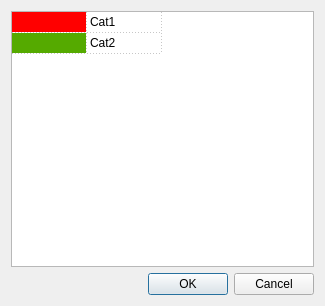
Above: mapillary_settings_dialog_base.ui from enricofer/go2mapillary before the change. Below: the same form after it.
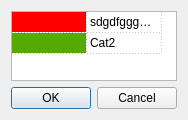
That is the form after the change.

Commit message: access token in settings

The edit to the form file:
```diff
--- a/mapillary_settings_dialog_base.ui
+++ b/mapillary_settings_dialog_base.ui
@@ -6,16 +6,34 @@
    <rect>
     <x>0</x>
     <y>0</y>
-    <width>325</width>
-    <height>306</height>
+    <width>174</width>
+    <height>118</height>
    </rect>
   </property>
+  <property name="sizePolicy">
+   <sizepolicy hsizetype="Expanding" vsizetype="Expanding">
+    <horstretch>0</horstretch>
+    <verstretch>0</verstretch>
+   </sizepolicy>
+  </property>
   <property name="windowTitle">
    <string>Dialog</string>
   </property>
   <layout class="QVBoxLayout" name="verticalLayout_3">
+   <property name="sizeConstraint">
+    <enum>QLayout::SetMinimumSize</enum>
+   </property>
    <item>
     <widget class="QTableWidget" name="tableWidget">
+     <property name="sizePolicy">
+      <sizepolicy hsizetype="Expanding" vsizetype="Expanding">
+       <horstretch>0</horstretch>
+       <verstretch>0</verstretch>
+      </sizepolicy>
+     </property>
+     <property name="sizeAdjustPolicy">
+      <enum>QAbstractScrollArea::AdjustToContents</enum>
+     </property>
      <property name="selectionMode">
       <enum>QAbstractItemView::SingleSelection</enum>
      </property>
@@ -73,7 +91,7 @@
      </item>
      <item row="0" column="1">
       <property name="text">
-       <string>Cat1</string>
+       <string>sdgdfgggggggggggggggggggggggggggggggggggggggggggg</string>
       </property>
      </item>
      <item row="1" column="0">
```
Left out of the diff: 3 changed lines with no effect on the pictures. The commit also changes 1 other file.
